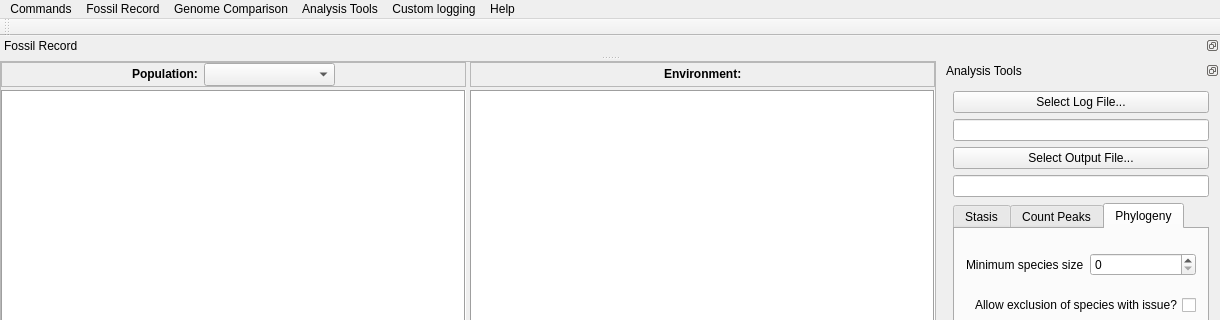
First picture: the form in mainwindow.ui, repository palaeoware/revosim, before the edit; both pictures show x 0 to 1220 and y 0 to 320 of the 1220 by 791 pixel window.
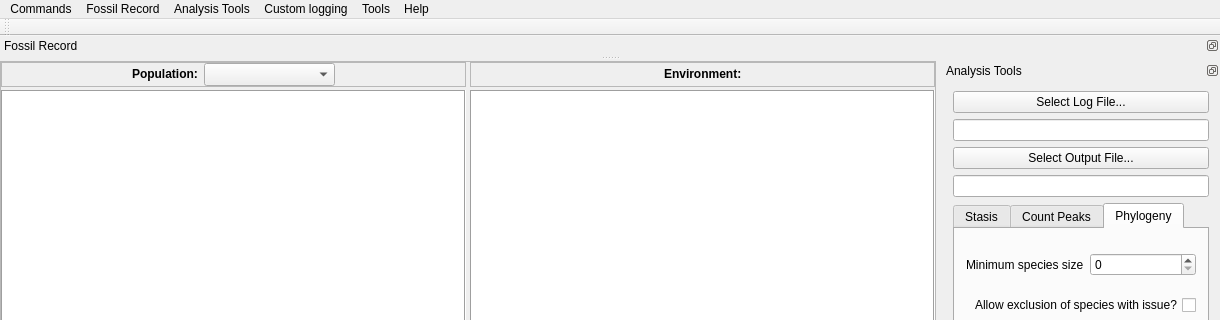
Second picture: the form after the edit.

```diff
--- a/mainwindow.ui
+++ b/mainwindow.ui
@@ -769,7 +769,7 @@
      <x>0</x>
      <y>0</y>
      <width>1220</width>
-     <height>26</height>
+     <height>21</height>
     </rect>
    </property>
    <widget class="QMenu" name="menuCommands">
@@ -801,12 +801,6 @@
     <addaction name="separator"/>
     <addaction name="actionExit"/>
    </widget>
-   <widget class="QMenu" name="menuDocks">
-    <property name="title">
-     <string>Genome Comparison</string>
-    </property>
-    <addaction name="actionGenomeComparison"/>
-   </widget>
    <widget class="QMenu" name="menuFossil_Record">
     <property name="title">
      <string>Fossil Record</string>
@@ -850,6 +844,13 @@
     <addaction name="separator"/>
     <addaction name="menuPhylogeny_Data_Tools"/>
    </widget>
+   <widget class="QMenu" name="menuTools">
++    <property name="title">
++     <string>Tools</string>
++    </property>
++    <addaction name="actionGenomeComparison"/>
++    <addaction name="actionSettings_Dock"/>
++   </widget>
    <widget class="QMenu" name="menuHelp">
     <property name="title">
      <string>Help</string>
@@ -864,6 +865,7 @@
    <addaction name="menuDocks"/>
    <addaction name="menuAnalysis_Tools"/>
    <addaction name="menuSpecies"/>
+   <addaction name="menuTools"/>
    <addaction name="menuHelp"/>
   </widget>
   <action name="actionReset">
```
Left out of the diff: 8 changed lines with no effect on the pictures.
